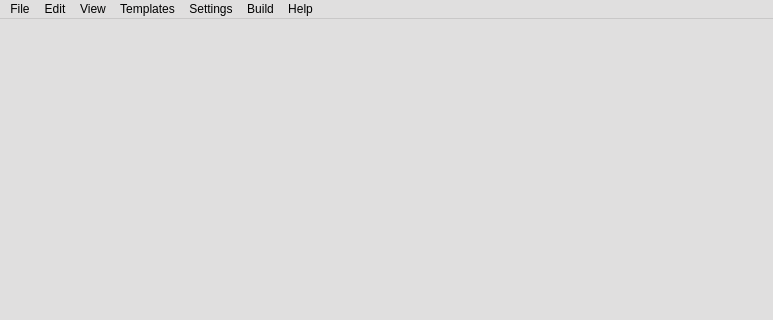
Old version of the form src/kuzya.ui in the repository PLLUG/kuzya; both pictures show x 0 to 773 and y 0 to 320 of the 773 by 557 pixel window.
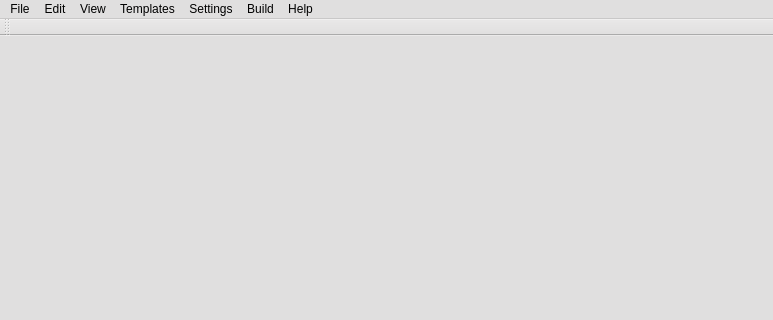
New version of the form. Icons and pictures are not drawn.

Commit message: The code is cleaned up from unnecessary comments and qDebug

```diff
--- a/src/kuzya.ui
+++ b/src/kuzya.ui
@@ -566,6 +566,17 @@
    <addaction name="menuHelp"/>
   </widget>
   <widget class="QStatusBar" name="statusbar"/>
+  <widget class="QToolBar" name="toolBar">
+   <property name="windowTitle">
+    <string>toolBar</string>
+   </property>
+   <attribute name="toolBarArea">
+    <enum>TopToolBarArea</enum>
+   </attribute>
+   <attribute name="toolBarBreak">
+    <bool>false</bool>
+   </attribute>
+  </widget>
   <action name="actionNew">
    <property name="icon">
     <iconset resource="images.qrc">
```
Left out of the diff: 9 changed lines with no effect on the pictures. The commit also changes 1 other file.
